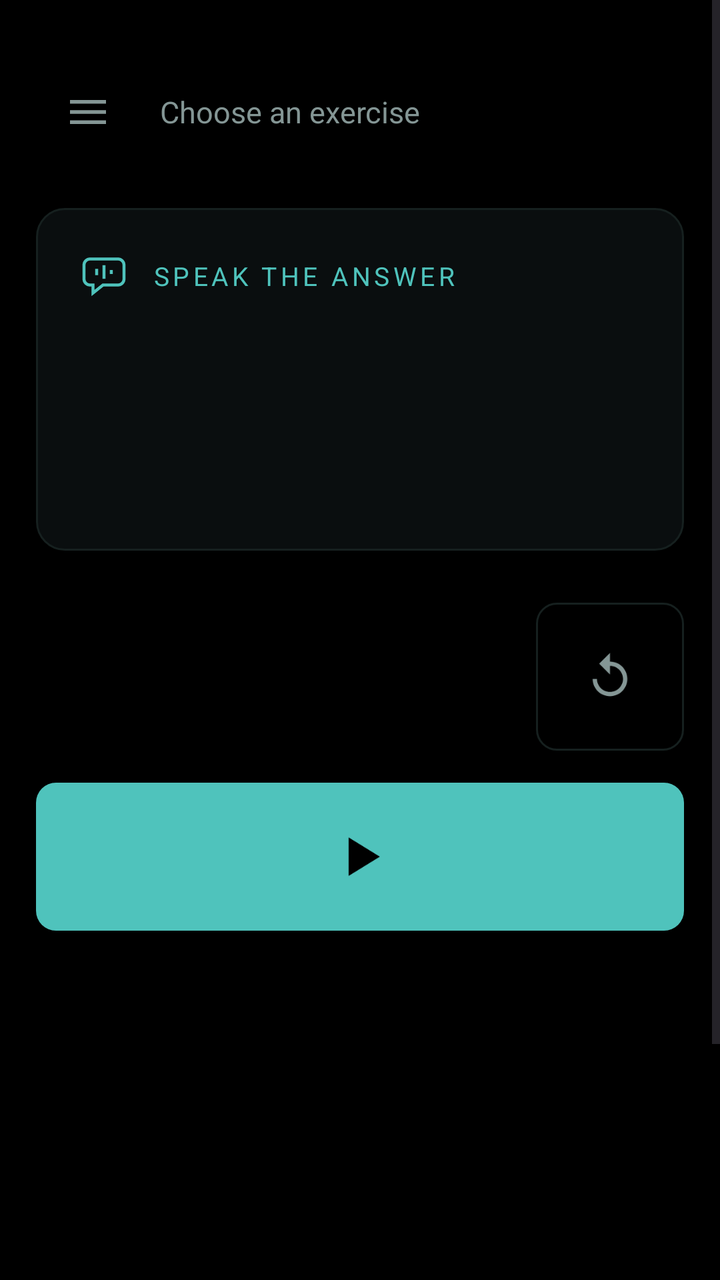
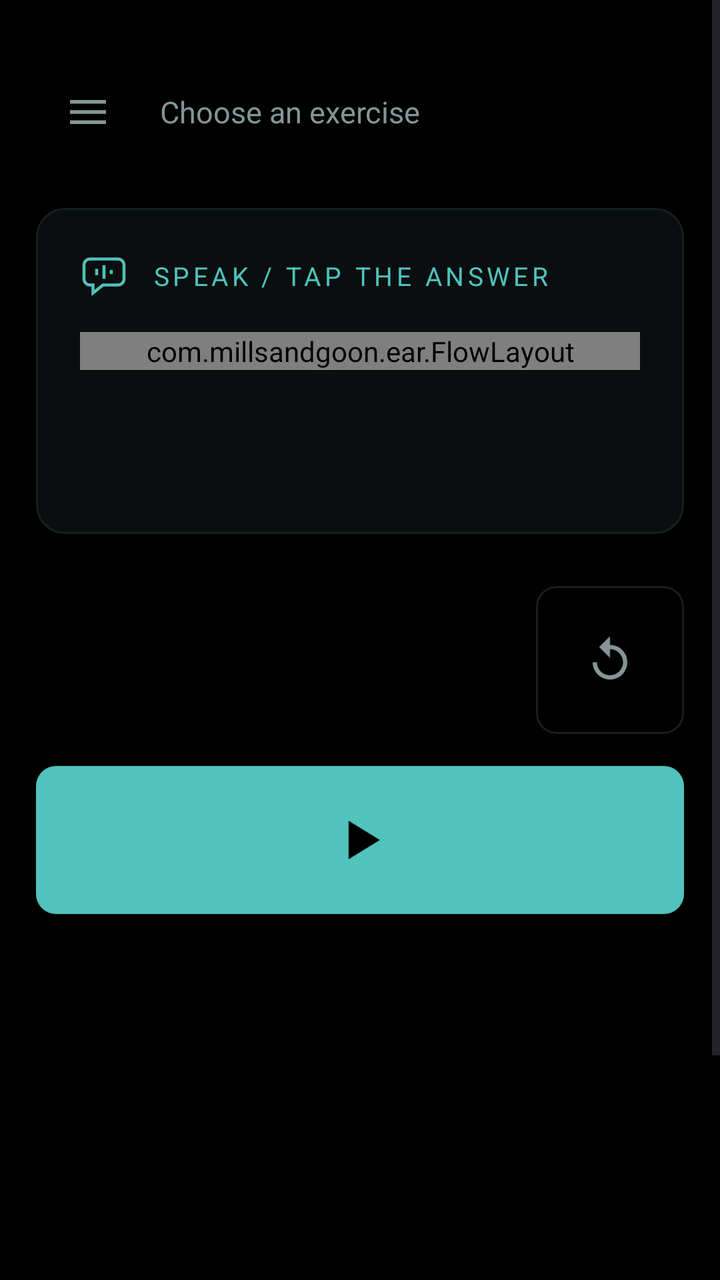

Screens rendered from an Android XML layout before and after an edit, with the pre-edit source and the edit as a unified diff.
<!-- AndroidManifest.xml: application theme Theme.Ear -->
<!-- res/layout/activity_main.xml -->
<?xml version="1.0" encoding="utf-8"?>
<androidx.drawerlayout.widget.DrawerLayout
    xmlns:android="http://schemas.android.com/apk/res/android"
    android:id="@+id/drawer"
    android:layout_width="match_parent"
    android:layout_height="match_parent"
    android:background="@color/ground">

    <ScrollView
        android:layout_width="match_parent"
        android:layout_height="match_parent"
        android:fillViewport="true">

        <LinearLayout
            android:layout_width="match_parent"
            android:layout_height="wrap_content"
            android:orientation="vertical"
            android:paddingStart="18dp"
            android:paddingEnd="18dp"
            android:paddingTop="30dp"
            android:paddingBottom="40dp">

            <LinearLayout
                android:layout_width="match_parent"
                android:layout_height="wrap_content"
                android:orientation="horizontal"
                android:gravity="center_vertical">

                <ImageButton
                    android:id="@+id/menu"
                    android:layout_width="52dp"
                    android:layout_height="52dp"
                    android:background="?android:attr/selectableItemBackgroundBorderless"
                    android:contentDescription="Exercises"
                    android:src="@drawable/ic_menu" />

                <TextView
                    android:id="@+id/lessonTitle"
                    android:layout_width="0dp"
                    android:layout_height="wrap_content"
                    android:layout_weight="1"
                    android:layout_marginStart="10dp"
                    android:textColor="@color/ink_dim"
                    android:textSize="15sp"
                    android:text="Choose an exercise" />
            </LinearLayout>

            
            <LinearLayout
                android:id="@+id/sayable"
                android:layout_width="match_parent"
                android:layout_height="wrap_content"
                android:layout_marginTop="22dp"
                android:orientation="vertical"
                android:background="@drawable/bg_sayable"
                android:padding="22dp">

                <LinearLayout
                    android:layout_width="wrap_content"
                    android:layout_height="wrap_content"
                    android:orientation="horizontal"
                    android:gravity="center_vertical">

                    <ImageView
                        android:layout_width="24dp"
                        android:layout_height="24dp"
                        android:layout_marginEnd="12dp"
                        android:contentDescription="Speak the answer"
                        android:src="@drawable/ic_speak" />

                    <TextView
                        android:layout_width="wrap_content"
                        android:layout_height="wrap_content"
                        android:textColor="@color/aqua"
                        android:textSize="13sp"
                        android:letterSpacing="0.14"
                        android:text="SPEAK THE ANSWER" />
                </LinearLayout>

                <TextView
                    android:id="@+id/vocab"
                    android:layout_width="match_parent"
                    android:layout_height="wrap_content"
                    android:layout_marginTop="14dp"
                    android:textColor="@color/ink"
                    android:textSize="22sp"
                    android:lineSpacingExtra="8dp" />

                
                <TextView
                    android:id="@+id/status"
                    android:layout_width="match_parent"
                    android:layout_height="wrap_content"
                    android:layout_marginTop="18dp"
                    android:minHeight="42dp"
                    android:textColor="@color/ink"
                    android:textSize="30sp" />
            </LinearLayout>

            
            <LinearLayout
                android:layout_width="match_parent"
                android:layout_height="wrap_content"
                android:layout_marginTop="26dp"
                android:orientation="horizontal"
                android:gravity="center_vertical">

                <TextView
                    android:id="@+id/tallyRight"
                    android:layout_width="0dp"
                    android:layout_height="wrap_content"
                    android:layout_weight="1"
                    android:gravity="end"
                    android:layout_marginEnd="14dp"
                    android:textColor="@color/ok"
                    android:textSize="26sp"
                    android:fontFamily="monospace" />

                <TextView
                    android:id="@+id/tallyWrong"
                    android:layout_width="0dp"
                    android:layout_height="wrap_content"
                    android:layout_weight="1"
                    android:gravity="start"
                    android:textColor="@color/bad"
                    android:textSize="26sp"
                    android:fontFamily="monospace" />

                <ImageButton
                    android:id="@+id/reset"
                    android:layout_width="74dp"
                    android:layout_height="74dp"
                    android:layout_marginStart="12dp"
                    android:background="@drawable/bg_reset"
                    android:scaleType="center"
                    android:contentDescription="Reset the score"
                    android:src="@drawable/ic_reset" />
            </LinearLayout>

            
            <ImageButton
                android:id="@+id/transport"
                android:layout_width="match_parent"
                android:layout_height="74dp"
                android:layout_marginTop="16dp"
                android:background="@drawable/bg_transport"
                android:scaleType="center"
                android:contentDescription="Start"
                android:src="@drawable/ic_play" />

            <Space
                android:layout_width="match_parent"
                android:layout_height="220dp" />

            <TextView
                android:layout_width="match_parent"
                android:layout_height="wrap_content"
                android:textColor="@color/ink_faint"
                android:textSize="10sp"
                android:letterSpacing="0.18"
                android:alpha="0.6"
                android:text="LOG — LONG-PRESS TO COPY" />

            <TextView
                android:id="@+id/log"
                android:layout_width="match_parent"
                android:layout_height="wrap_content"
                android:layout_marginTop="8dp"
                android:padding="12dp"
                android:background="@color/sunk"
                android:textColor="@color/ink_faint"
                android:textSize="10sp"
                android:fontFamily="monospace"
                android:textIsSelectable="true" />
        </LinearLayout>
    </ScrollView>

    <LinearLayout
        android:layout_width="310dp"
        android:layout_height="match_parent"
        android:layout_gravity="start"
        android:orientation="vertical"
        android:background="@color/raise"
        android:paddingTop="26dp">

        <TextView
            android:layout_width="match_parent"
            android:layout_height="wrap_content"
            android:paddingStart="22dp"
            android:paddingEnd="22dp"
            android:paddingTop="20dp"
            android:paddingBottom="14dp"
            android:textColor="@color/ink_faint"
            android:textSize="11sp"
            android:letterSpacing="0.18"
            android:text="EXERCISES" />

        <ExpandableListView
            android:id="@+id/lessonList"
            android:layout_width="match_parent"
            android:layout_height="match_parent"
            android:divider="@color/line_soft"
            android:dividerHeight="1dp"
            android:childDivider="@color/line_soft"
            android:groupIndicator="@null" />
    </LinearLayout>

</androidx.drawerlayout.widget.DrawerLayout>
<!-- resources referenced by this layout -->
<resources>
  <color name="aqua">#4FC3BC</color>
  <color name="bad">#E0837A</color>
  <color name="ground">#000000</color>
  <color name="ink">#E4F0EF</color>
  <color name="ink_dim">#849695</color>
  <color name="ink_faint">#51635F</color>
  <color name="line_soft">#0E1514</color>
  <color name="ok">#5CCFA6</color>
  <color name="raise">#0A0E0F</color>
  <color name="sunk">#050708</color>
  <!-- drawable bg_reset (drawable) -->
  <?xml version="1.0" encoding="utf-8"?>
  <shape xmlns:android="http://schemas.android.com/apk/res/android" android:shape="rectangle">
      <solid android:color="@android:color/transparent" />
      <stroke android:width="1dp" android:color="@color/line" />
      <corners android:radius="10dp" />
  </shape>
  <!-- drawable bg_sayable (drawable) -->
  <?xml version="1.0" encoding="utf-8"?>
  <shape xmlns:android="http://schemas.android.com/apk/res/android" android:shape="rectangle">
      <solid android:color="@color/raise" />
      <stroke android:width="1dp" android:color="@color/line" />
      <corners android:radius="14dp" />
  </shape>
  <!-- drawable bg_transport (drawable) -->
  <?xml version="1.0" encoding="utf-8"?>
  <shape xmlns:android="http://schemas.android.com/apk/res/android" android:shape="rectangle">
      <solid android:color="@color/aqua" />
      <corners android:radius="10dp" />
  </shape>
  <!-- drawable ic_menu (drawable) -->
  <vector xmlns:android="http://schemas.android.com/apk/res/android"
      android:width="24dp" android:height="24dp"
      android:viewportWidth="24" android:viewportHeight="24"
      android:tint="@color/ink_dim">
      <path android:fillColor="#FFFFFF" android:pathData="M3,6h18v1.8h-18z" />
      <path android:fillColor="#FFFFFF" android:pathData="M3,11.1h18v1.8h-18z" />
      <path android:fillColor="#FFFFFF" android:pathData="M3,16.2h18v1.8h-18z" />
  </vector>
  <!-- drawable ic_play (drawable) -->
  <?xml version="1.0" encoding="utf-8"?>
  <vector xmlns:android="http://schemas.android.com/apk/res/android"
      android:width="34dp"
      android:height="34dp"
      android:viewportWidth="24"
      android:viewportHeight="24"
      android:tint="@color/ground">
      <path
          android:fillColor="#FFFFFFFF"
          android:pathData="M8,5.2 L19,12 L8,18.8 Z" />
  </vector>
  <!-- drawable ic_reset (drawable) -->
  <?xml version="1.0" encoding="utf-8"?>
  <vector xmlns:android="http://schemas.android.com/apk/res/android"
      android:width="26dp"
      android:height="26dp"
      android:viewportWidth="24"
      android:viewportHeight="24"
      android:tint="@color/ink_dim">
      <path
          android:fillColor="#FFFFFFFF"
          android:pathData="M12,5V1L7,6l5,5V7c3.31,0 6,2.69 6,6s-2.69,6 -6,6 -6,-2.69 -6,-6H4c0,4.42 3.58,8 8,8s8,-3.58 8,-8 -3.58,-8 -8,-8z" />
  </vector>
  <!-- drawable ic_speak (drawable) -->
  <vector xmlns:android="http://schemas.android.com/apk/res/android"
      android:width="20dp" android:height="20dp"
      android:viewportWidth="24" android:viewportHeight="24">
      
      <path
          android:pathData="M5,3.5 h14 a3,3 0 0 1 3,3 v7 a3,3 0 0 1 -3,3 h-7.5 l-5,4 v-4 h-1.5 a3,3 0 0 1 -3,-3 v-7 a3,3 0 0 1 3,-3 z"
          android:strokeColor="@color/aqua" android:strokeWidth="1.5" android:fillColor="#00000000" />
      <path android:fillColor="@color/aqua" android:pathData="M7.6,8.4h1.5v3.2h-1.5z" />
      <path android:fillColor="@color/aqua" android:pathData="M11.25,6.6h1.5v6.8h-1.5z" />
      <path android:fillColor="@color/aqua" android:pathData="M14.9,9.0h1.5v2h-1.5z" />
  </vector>
  <style name="Theme.Ear" parent="Theme.Material3.DayNight.NoActionBar">
          <item name="android:statusBarColor">@color/ground</item>
          <item name="android:navigationBarColor">@color/ground</item>
          <item name="android:windowBackground">@color/ground</item>
          <item name="colorPrimary">@color/aqua</item>
      </style>
  <color name="line">#16201F</color>
</resources>

<!-- the commit's change to res/layout/activity_main.xml (unified diff, before → after) -->
@@ -65,7 +65,7 @@
                         android:layout_width="24dp"
                         android:layout_height="24dp"
                         android:layout_marginEnd="12dp"
-                        android:contentDescription="Speak the answer"
+                        android:contentDescription="Speak or tap the answer"
                         android:src="@drawable/ic_speak" />
 
                     <TextView
@@ -74,17 +74,15 @@
                         android:textColor="@color/aqua"
                         android:textSize="13sp"
                         android:letterSpacing="0.14"
-                        android:text="SPEAK THE ANSWER" />
+                        android:text="SPEAK / TAP THE ANSWER" />
                 </LinearLayout>
 
-                <TextView
+                
+                <com.millsandgoon.ear.FlowLayout
                     android:id="@+id/vocab"
                     android:layout_width="match_parent"
                     android:layout_height="wrap_content"
-                    android:layout_marginTop="14dp"
-                    android:textColor="@color/ink"
-                    android:textSize="22sp"
-                    android:lineSpacingExtra="8dp" />
+                    android:layout_marginTop="16dp" />
 
                 
                 <TextView
